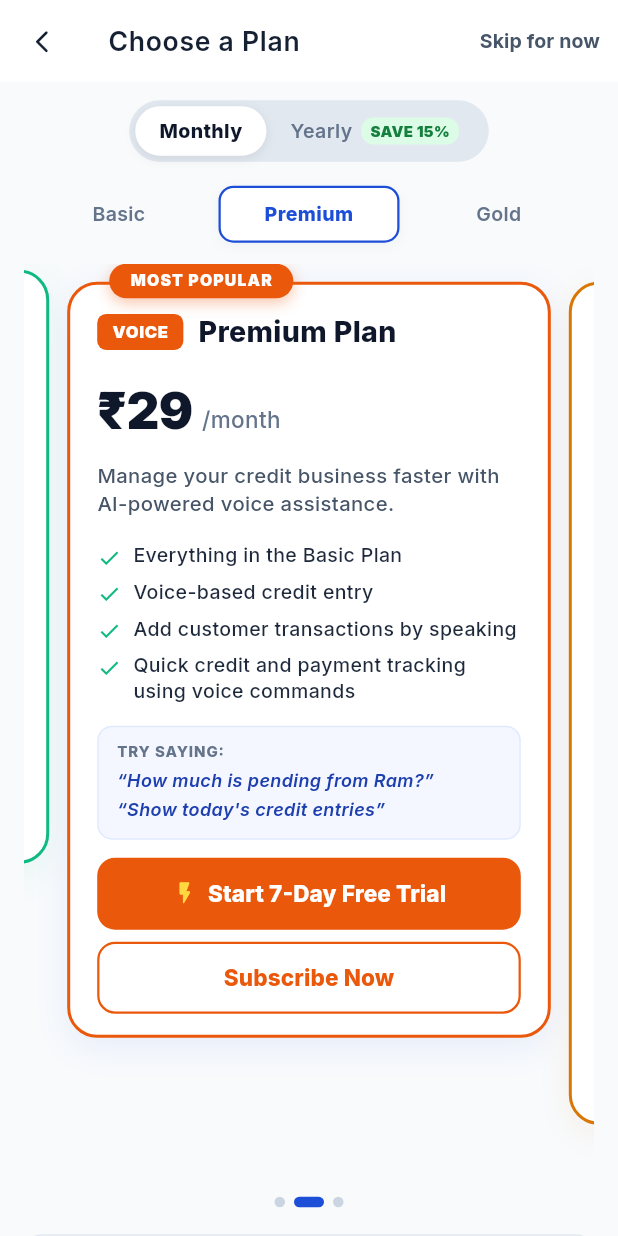
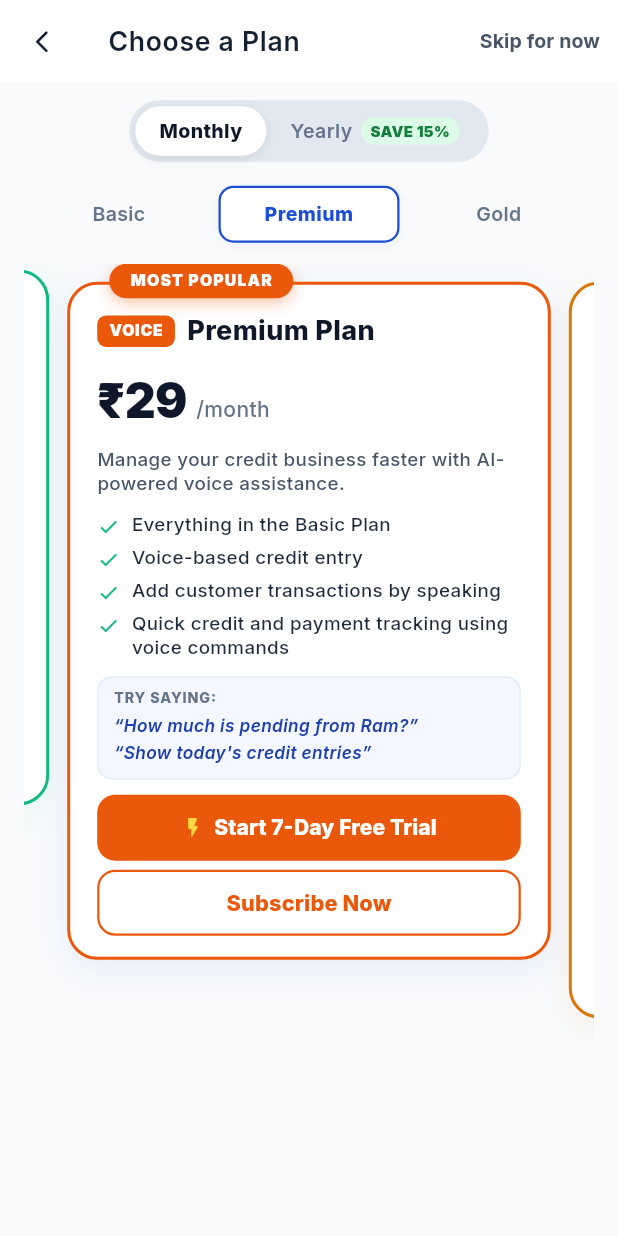
Before and after one commit to sonusainiemulator/udharcard-merchant-app, a Flutter app: the SubscriptionPlansScreen screen opened by its route, swiped to page 2, on a phone screen of 412 x 824 dp. Run offline on Flutter 3.47's test engine with Material 3 defaults, Android fonts, the phone set to English and light mode, and no system bars; our stand-ins replace cached_network_image, confetti, connectivity_plus, dio, dotted_border, dotted_line and 25 more; missing offline and left inert: pusher_channels_flutter, razorpay_flutter; accounts and stored records are empty; network calls fail; project files that could hold a hidden picture were left out.

Commit message:
fix: resolve plan card bottom overflow with scroll resilience and dimension tuning (v1.0.83)

```diff
--- a/lib/views/screens/subscription/subscription_plans_screen.dart
+++ b/lib/views/screens/subscription/subscription_plans_screen.dart
@@ -243,7 +243,7 @@ class _SubscriptionPlansScreenState extends State<SubscriptionPlansScreen> {
 
                     // --- Horizontal Swipeable Plan Cards ---
                     SizedBox(
-                      height: 610,
+                      height: 645,
                       child: PageView.builder(
                         controller: _pageController,
                         itemCount: controller.plans.length,
--- a/lib/views/screens/subscription/widgets/plan_card_widget.dart
+++ b/lib/views/screens/subscription/widgets/plan_card_widget.dart
@@ -135,6 +135,8 @@ class PlanCardWidget extends StatelessWidget {
               ),
             ],
           ),
+          child: SingleChildScrollView(
+            physics: const ClampingScrollPhysics(),
             child: Column(
               crossAxisAlignment: CrossAxisAlignment.start,
               mainAxisSize: MainAxisSize.min,
@@ -144,7 +146,7 @@ class PlanCardWidget extends StatelessWidget {
                   children: [
                     if (badge.isNotEmpty)
                       Container(
-                      padding: const EdgeInsets.symmetric(horizontal: 10, vertical: 4),
+                        padding: const EdgeInsets.symmetric(horizontal: 8, vertical: 3),
                         decoration: BoxDecoration(
                           color: badgeBg,
                           borderRadius: BorderRadius.circular(6),
@@ -153,17 +155,17 @@ class PlanCardWidget extends StatelessWidget {
                           badge.toUpperCase(),
                           style: const TextStyle(
                             color: Colors.white,
-                          fontSize: 11,
+                            fontSize: 10.5,
                             fontWeight: FontWeight.w900,
                             letterSpacing: 0.5,
                           ),
                         ),
                       ),
-                  if (badge.isNotEmpty) const SizedBox(width: 10),
+                    if (badge.isNotEmpty) const SizedBox(width: 8),
                     Text(
                       name,
                       style: const TextStyle(
-                      fontSize: 19,
+                        fontSize: 18,
                         fontWeight: FontWeight.w800,
                         color: Color(0xFF0F172A),
                       ),
@@ -195,7 +197,7 @@ class PlanCardWidget extends StatelessWidget {
                       ),
                   ],
                 ),
-              const SizedBox(height: 14),
+                const SizedBox(height: 10),
 
                 // Price Row
                 Row(
@@ -205,7 +207,7 @@ class PlanCardWidget extends StatelessWidget {
                     Text(
                       displayPrice,
                       style: const TextStyle(
-                      fontSize: 34,
+                        fontSize: 32,
                         fontWeight: FontWeight.w900,
                         color: Color(0xFF0F172A),
                         letterSpacing: -0.5,
@@ -215,30 +217,30 @@ class PlanCardWidget extends StatelessWidget {
                     Text(
                       periodLabel,
                       style: const TextStyle(
-                      fontSize: 15,
+                        fontSize: 14,
                         fontWeight: FontWeight.w500,
                         color: Color(0xFF64748B),
                       ),
                     ),
                   ],
                 ),
-              const SizedBox(height: 10),
+                const SizedBox(height: 8),
 
                 // Subtitle
                 if (subtitle.isNotEmpty)
                   Text(
                     subtitle,
                     style: const TextStyle(
-                    fontSize: 13.5,
+                      fontSize: 12.5,
                       color: Color(0xFF475569),
-                    height: 1.4,
+                      height: 1.3,
                     ),
                   ),
-              const SizedBox(height: 16),
+                const SizedBox(height: 12),
 
                 // Feature Checklist
                 ...features.map((item) => Padding(
-                    padding: const EdgeInsets.only(bottom: 6.5),
+                      padding: const EdgeInsets.only(bottom: 5),
                       child: Row(
                         crossAxisAlignment: CrossAxisAlignment.start,
                         children: [
@@ -246,7 +248,7 @@ class PlanCardWidget extends StatelessWidget {
                             padding: EdgeInsets.only(top: 2),
                             child: Icon(
                               Icons.check,
-                            size: 16,
+                              size: 15,
                               color: Color(0xFF10B981), // Emerald green checkmark
                             ),
                           ),
@@ -255,10 +257,10 @@ class PlanCardWidget extends StatelessWidget {
                             child: Text(
                               item,
                               style: const TextStyle(
-                              fontSize: 13,
+                                fontSize: 12.5,
                                 color: Color(0xFF1E293B),
                                 fontWeight: FontWeight.w500,
-                              height: 1.3,
+                                height: 1.25,
                               ),
                             ),
                           ),
@@ -268,10 +270,10 @@ class PlanCardWidget extends StatelessWidget {
 
                 // Try Saying Box (Voice Prompts)
                 if (prompts.isNotEmpty) ...[
-                const SizedBox(height: 8),
+                  const SizedBox(height: 6),
                   Container(
                     width: double.infinity,
-                  padding: const EdgeInsets.symmetric(horizontal: 12, vertical: 9),
+                    padding: const EdgeInsets.symmetric(horizontal: 10, vertical: 7),
                     decoration: BoxDecoration(
                       color: const Color(0xFFF4F7FF),
                       borderRadius: BorderRadius.circular(10),
@@ -283,19 +285,19 @@ class PlanCardWidget extends StatelessWidget {
                         const Text(
                           'TRY SAYING:',
                           style: TextStyle(
-                          fontSize: 10,
+                            fontSize: 9.5,
                             fontWeight: FontWeight.w800,
                             color: Color(0xFF64748B),
                             letterSpacing: 0.6,
                           ),
                         ),
-                      const SizedBox(height: 4),
+                        const SizedBox(height: 3),
                         ...prompts.map((prompt) => Padding(
                               padding: const EdgeInsets.only(bottom: 2),
                               child: Text(
                                 '“$prompt”',
                                 style: const TextStyle(
-                                fontSize: 12,
+                                  fontSize: 11.5,
                                   fontStyle: FontStyle.italic,
                                   color: Color(0xFF1E40AF),
                                   fontWeight: FontWeight.w600,
@@ -307,13 +309,13 @@ class PlanCardWidget extends StatelessWidget {
                   ),
                 ],
 
-              const SizedBox(height: 12),
+                const SizedBox(height: 10),
 
                 // CTA Button
                 if (isFree)
                   SizedBox(
                     width: double.infinity,
-                  height: 48,
+                    height: 44,
                     child: OutlinedButton(
                       onPressed: isCurrent ? null : onSelectPlan,
                       style: OutlinedButton.styleFrom(
@@ -324,7 +326,7 @@ class PlanCardWidget extends StatelessWidget {
                       child: Text(
                         isCurrent ? 'Current Plan' : (plan['cta_text']?.toString() ?? 'Get Started Free'),
                         style: TextStyle(
-                        fontSize: 15,
+                          fontSize: 14.5,
                           fontWeight: FontWeight.w800,
                           color: isCurrent ? const Color(0xFF64748B) : const Color(0xFF0F172A),
                         ),
@@ -337,10 +339,10 @@ class PlanCardWidget extends StatelessWidget {
                       // Trial Button if available & merchant is currently on Basic plan
                       if (isEligibleForTrial)
                         Padding(
-                        padding: const EdgeInsets.only(bottom: 8),
+                          padding: const EdgeInsets.only(bottom: 6),
                           child: SizedBox(
                             width: double.infinity,
-                          height: 48,
+                            height: 44,
                             child: ElevatedButton(
                               onPressed: isLoading ? null : onStartTrial,
                               style: ElevatedButton.styleFrom(
@@ -358,12 +360,12 @@ class PlanCardWidget extends StatelessWidget {
                                   : Row(
                                       mainAxisAlignment: MainAxisAlignment.center,
                                       children: [
-                                      const Icon(Icons.flash_on_rounded, size: 18, color: Colors.amberAccent),
+                                        const Icon(Icons.flash_on_rounded, size: 16, color: Colors.amberAccent),
                                         const SizedBox(width: 6),
                                         Text(
                                           'Start $trialDays-Day Free Trial',
                                           style: const TextStyle(
-                                          fontSize: 15,
+                                            fontSize: 14,
                                             fontWeight: FontWeight.w800,
                                           ),
                                         ),
@@ -376,7 +378,7 @@ class PlanCardWidget extends StatelessWidget {
                       // Primary Subscribe Button
                       SizedBox(
                         width: double.infinity,
-                      height: 48,
+                        height: 44,
                         child: ElevatedButton(
                           onPressed: isLoading ? null : onSelectPlan,
                           style: ElevatedButton.styleFrom(
@@ -397,7 +399,7 @@ class PlanCardWidget extends StatelessWidget {
                                 ? (isTrialActive ? 'Upgrade to Paid Plan' : 'Active Plan')
                                 : (plan['cta_text']?.toString() ?? 'Subscribe Now'),
                             style: TextStyle(
-                            fontSize: 15,
+                              fontSize: 14.5,
                               fontWeight: FontWeight.w800,
                               color: (trialDays > 0 && !isTrialActive && !isCurrent)
                                   ? buttonColor
@@ -409,6 +411,7 @@ class PlanCardWidget extends StatelessWidget {
                     ],
                   ),
               ],
+            ),
           ),
         ),
 
--- a/pubspec.yaml
+++ b/pubspec.yaml
@@ -16,7 +16,7 @@ publish_to: 'none' # Remove this line if you wish to publish to pub.dev
 # https://developer.apple.com/library/archive/documentation/General/Reference/InfoPlistKeyReference/Articles/CoreFoundationKeys.html
 # In Windows, build-name is used as the major, minor, and patch parts
 # of the product and file versions while build-number is used as the build suffix.
-version: 1.0.82+83
+version: 1.0.83+84
 
 environment:
   sdk: '>=3.7.2 <5.0.0' # Flutter version 3.47.2 (channel stable)
```
Also changed, not shown: 2 other files. Lines whose indentation alone changed are shown as unchanged.
